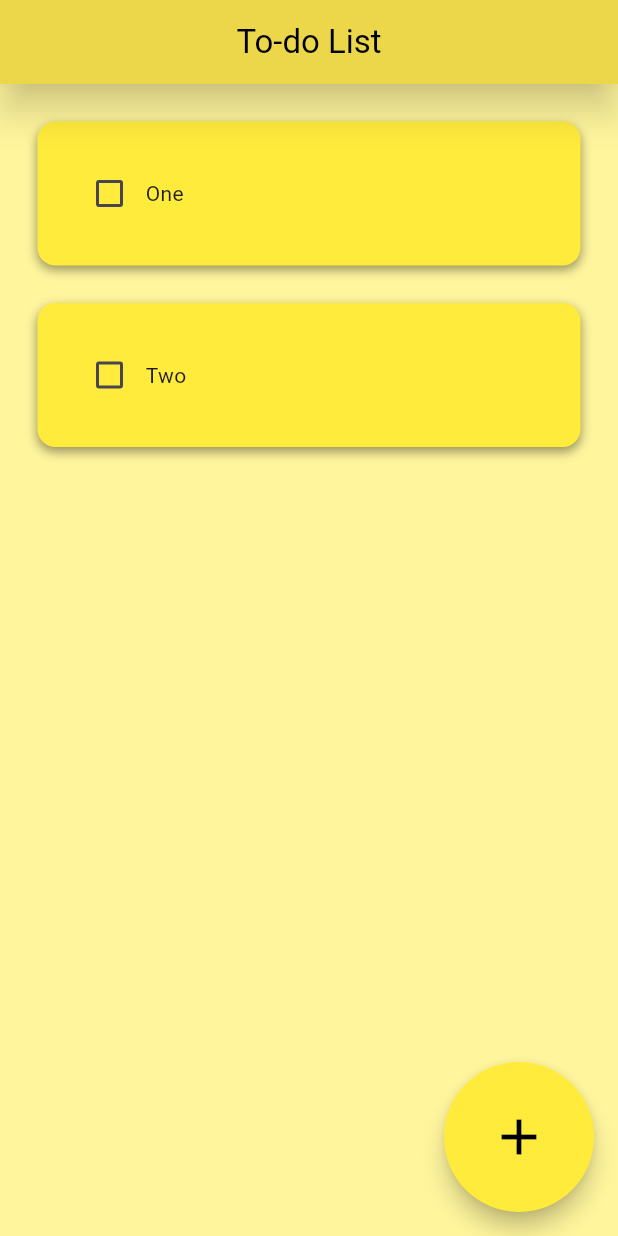
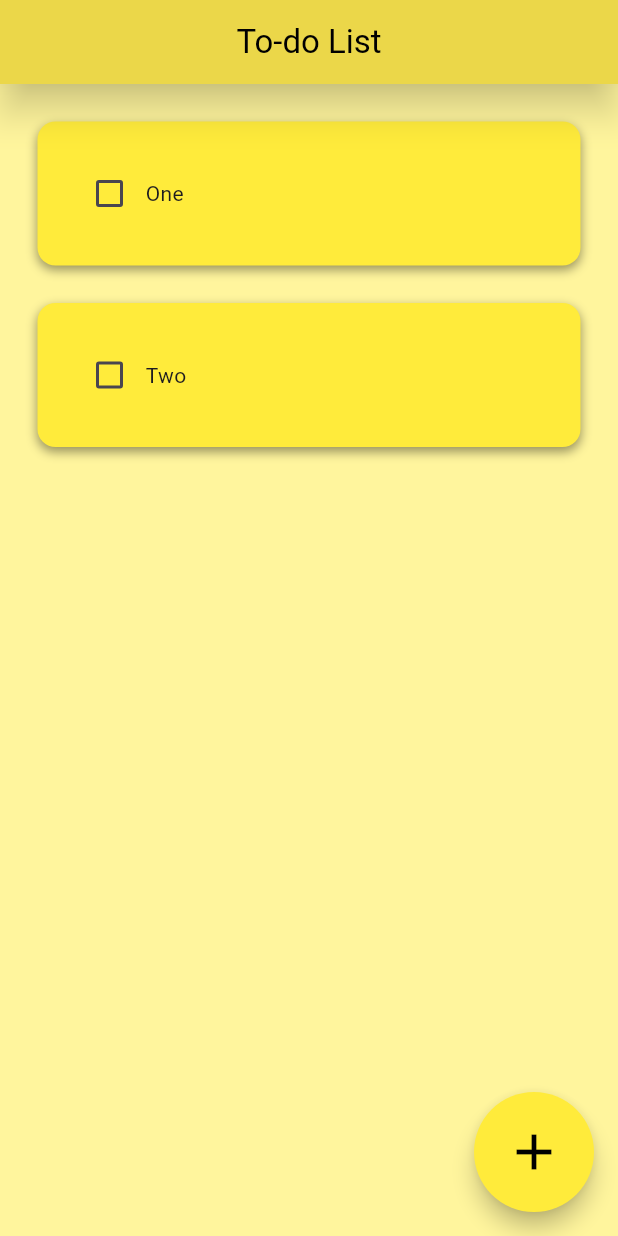
Before and after one commit to smahk1/todo_app, a Flutter app: the screen it shows after launch, on a phone screen of 412 x 824 dp. Run offline on Flutter 3.47's test engine with Material 3 defaults, Android fonts, the phone set to English and light mode, and no system bars; drawn by our look-alikes of flutter_slidable.

Commit message:
Resized the button

```diff
--- a/lib/Pages/todo_page.dart
+++ b/lib/Pages/todo_page.dart
@@ -71,8 +71,8 @@ class _TodoPageState extends State<TodoPage> {
       ),
       backgroundColor: Colors.yellow[200],
       floatingActionButton: SizedBox(
-        width: 100,
-        height: 100,
+        width: 80,
+        height: 80,
         child: FloatingActionButton(
           onPressed: () {
             addTask();
```
